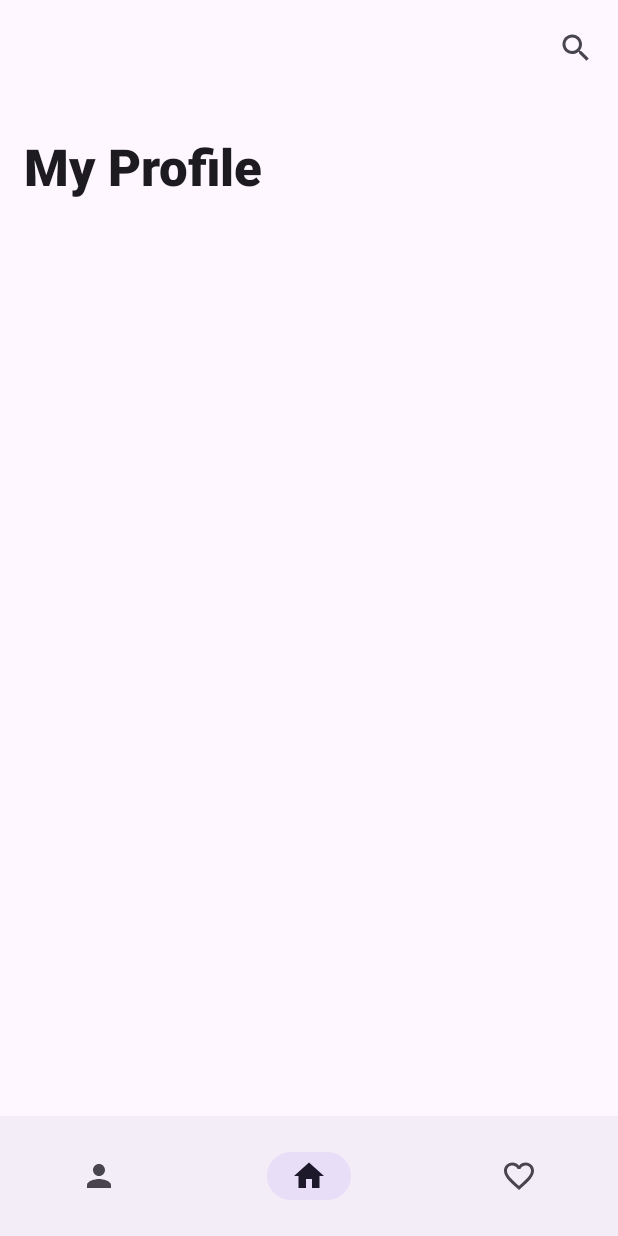
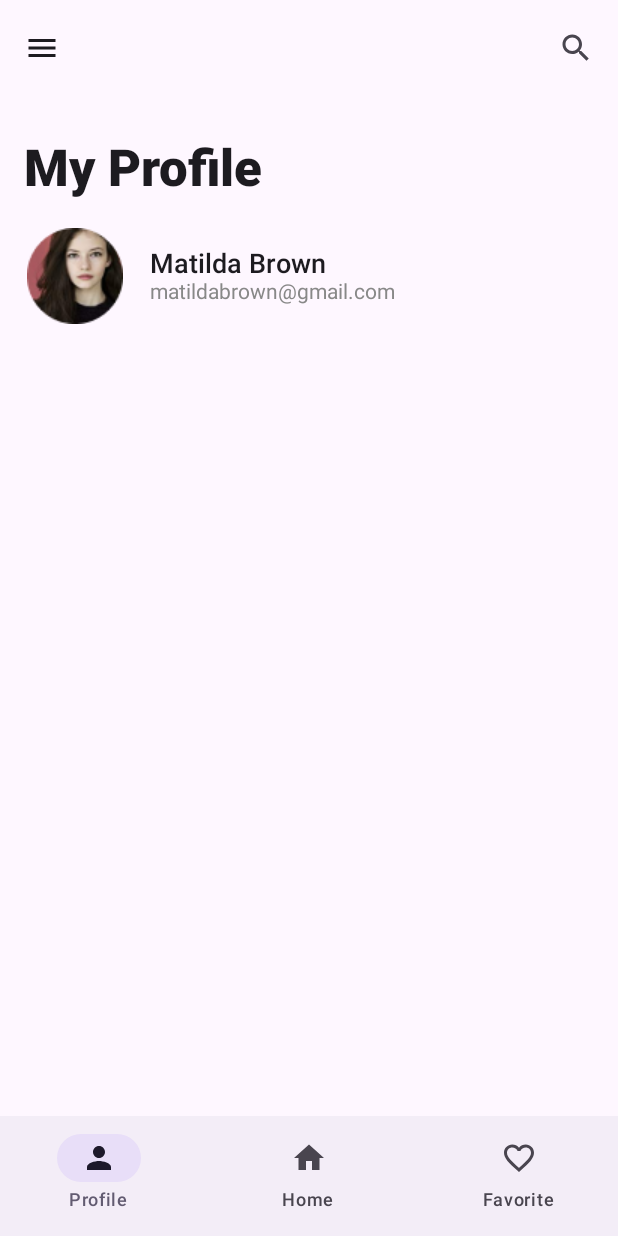
Before and after one commit to Potskhverashvili/GeoLab-Lectures, an Android app built with Jetpack Compose: the @Preview function ProfileScreenPreview, on a phone screen of 412 x 824 dp. Run offline under Robolectric (Android 15) with nearby library versions, the phone set to English and light mode, and no system bars.

Commit message:
add profile picture

```diff
--- a/19-Lecture-Compose 2/app/src/main/java/com/example/composesecondlecutre/ui/ProfileScreen.kt
+++ b/19-Lecture-Compose 2/app/src/main/java/com/example/composesecondlecutre/ui/ProfileScreen.kt
@@ -1,8 +1,18 @@
 package com.example.composesecondlecutre.ui
 
+import androidx.compose.foundation.Image
+import androidx.compose.foundation.layout.Column
+import androidx.compose.foundation.layout.Row
+import androidx.compose.foundation.layout.Spacer
+import androidx.compose.foundation.layout.height
+import androidx.compose.foundation.layout.padding
+import androidx.compose.foundation.layout.size
+import androidx.compose.foundation.layout.width
 import androidx.compose.material.icons.Icons
+import androidx.compose.material.icons.filled.ArrowForward
 import androidx.compose.material.icons.filled.FavoriteBorder
 import androidx.compose.material.icons.filled.Home
+import androidx.compose.material.icons.filled.Menu
 import androidx.compose.material.icons.filled.Person
 import androidx.compose.material.icons.filled.Search
 import androidx.compose.material3.ExperimentalMaterial3Api
@@ -14,16 +24,26 @@ import androidx.compose.material3.NavigationBarItem
 import androidx.compose.material3.Scaffold
 import androidx.compose.material3.Text
 import androidx.compose.runtime.Composable
+import androidx.compose.ui.Alignment
+import androidx.compose.ui.Modifier
+import androidx.compose.ui.graphics.Color
+import androidx.compose.ui.res.painterResource
 import androidx.compose.ui.text.font.FontWeight
 import androidx.compose.ui.tooling.preview.Preview
+import androidx.compose.ui.unit.dp
 import androidx.compose.ui.unit.sp
+import com.example.composesecondlecutre.R
 
 @OptIn(ExperimentalMaterial3Api::class)
 @Composable
 fun ProfileScreen() {
+    // --------------- Scaffold ---------------
     Scaffold(
+        // --- Top Bar ---
         topBar = {
+            // --- LargeTopBar ---
             LargeTopAppBar(
+                // --- Title ---
                 title = {
                     Text(
                         text = "My Profile",
@@ -31,48 +51,111 @@ fun ProfileScreen() {
                         fontSize = 34.sp
                     )
                 },
-
+                // --- actions ---
                 actions = {
                     IconButton(onClick = {}) {
                         Icon(Icons.Default.Search, contentDescription = null)
+                    }
+                },
+                // --- navigationIcon ---
+                navigationIcon = {
+                    IconButton(onClick = {}) {
+                        Icon(Icons.Default.Menu, contentDescription = null)
                     }
                 }
             )
         },
 
+        // --- Bottom Bar ---
         bottomBar = {
-
+            // --- Navigation Bar ---
             NavigationBar {
-
+                // --- Item 1 ---
+                NavigationBarItem(
+                    selected = true,
+                    onClick = {},
+                    icon = {
+                        Icon(Icons.Default.Person, contentDescription = null)
+                    },
+                    label = { Text(text = "Profile") }
+                )
+                // --- Item 2 ---
                 NavigationBarItem(
                     selected = false,
                     onClick = {},
                     icon = {
-                        Icon(Icons.Default.Person, contentDescription = null)
-                    }
+                        Icon(Icons.Default.Home, contentDescription = null)
+                    },
+                    label = { Text(text = "Home") }
                 )
-
-                NavigationBarItem(
-                    selected = true,
-                    onClick = {},
-                    icon = {
-                        Icon(Icons.Default.Home, contentDescription = null)
-                    }
-                )
+                // --- Item 3 ---
                 NavigationBarItem(
                     selected = false,
                     onClick = {},
                     icon = {
                         Icon(Icons.Default.FavoriteBorder, contentDescription = null)
-                    }
+                    },
+                    label = { Text(text = "Favorite") }
                 )
             }
+        }
+    ) { paddingValue ->
 
+        // --- Profile Image ---
+        Column(
+            modifier = Modifier.padding(paddingValue)
+        ) {
 
+            Row(
+                modifier = Modifier.padding(horizontal = 18.dp),
+                verticalAlignment = Alignment.CenterVertically
+            ) {
+                Image(
+                    modifier = Modifier.size(64.dp),
+                    painter = painterResource(R.drawable.img_profile_picture),
+                    contentDescription = null
+                )
+
+                Spacer(modifier = Modifier.width(18.dp))
+                Column {
+                    Text(
+                        text = "Matilda Brown",
+                        fontWeight = FontWeight.SemiBold,
+                        fontSize = 18.sp
+                    )
+                    Text(
+                        text = "matildabrown@gmail.com",
+                        color = Color.Gray,
+                        fontSize = 14.sp
+                    )
+                }
+            }
         }
 
-
-    ) { paddingValue ->
+        Spacer(modifier = Modifier.height(28.dp))
+        // --- Elements ---
+        Row(
+            modifier = Modifier.padding(
+                vertical = 18.dp,
+                horizontal = 16.dp
+            )
+        ) {
+            Column {
+                Text(
+                    text = "My Orders",
+                    fontSize = 16.sp
+                )
+                Spacer(modifier = Modifier.height(10.dp))
+                Text(
+                    text = "Already have 12 orders",
+                    fontSize = 16.sp
+                )
+            }
+            Icon(
+                imageVector = Icons.Default.ArrowForward,
+                contentDescription = null
+            )
+        }
 
     }
 }
```
Also changed, not shown: 19-Lecture-Compose 2/app/src/main/res/drawable/img_profile_picture.png (added).
